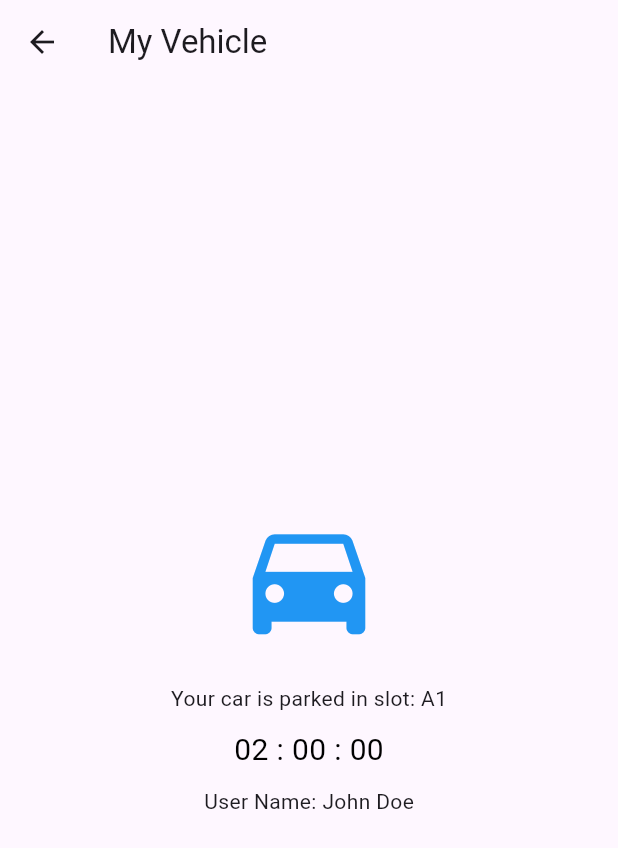
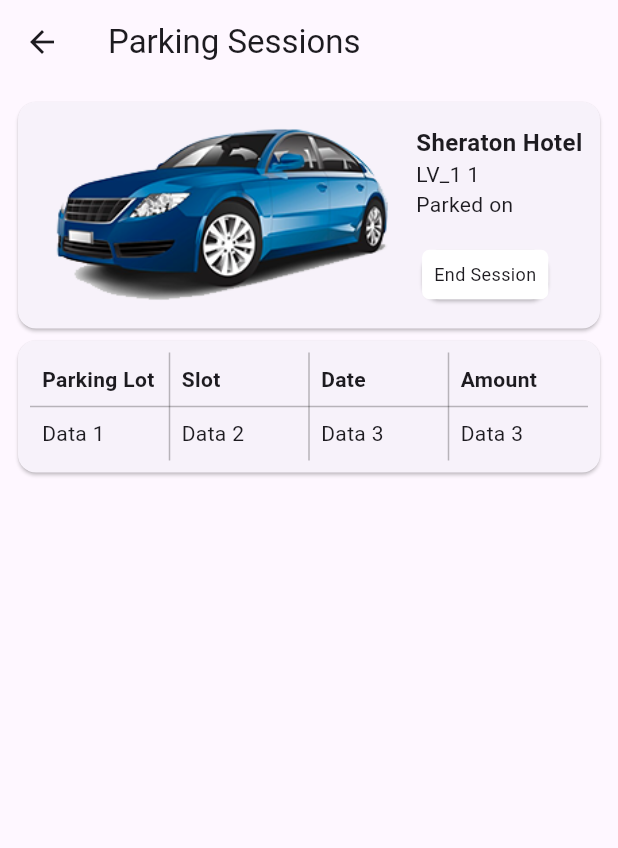
Before and after one commit to edgarmuyomba/parkingsystem, a Flutter app: the AuthenticationWrapper screen opened directly, after a tap on "View my Vehicle", on a phone screen of 412 x 824 dp. Shown: the top 848 px of the screen. Run offline on Flutter 3.47's test engine with Material 3 defaults, Android fonts, the phone set to English and light mode, and no system bars; drawn by our look-alikes of flutter_countdown_timer; our stand-ins replace firebase_auth, firebase_core; accounts and stored records are empty; network calls fail.

Commit message:
parking sessions

```diff
--- a/lib/main.dart
+++ b/lib/main.dart
@@ -1,12 +1,10 @@
 import 'package:flutter/material.dart';
 import 'package:firebase_core/firebase_core.dart';
-import 'package:flutter_application_1/presentation/authWrapper.dart';
 import 'package:flutter_application_1/presentation/login_page.dart';
 import 'firebase_options.dart';
-import 'presentation/my_vehicle_page.dart';
+import 'presentation/user_sessions.dart';
 import 'presentation/HomePage.dart';
 import 'presentation/signup_page.dart';
-
 
 void main() async {
   WidgetsFlutterBinding.ensureInitialized();
@@ -23,12 +21,12 @@ class MyApp extends StatelessWidget {
   Widget build(BuildContext context) {
     return MaterialApp(
       debugShowCheckedModeBanner: false,  // Set this to false to hide the debug banner
-       initialRoute: '/',
+       initialRoute: '/user_sessions',
       routes: {
          '/':(context) => LoginPage(),
         '/home': (context) => const home(),
         '/signup':(context) => SignUpPage(),
-        '/myvehicle': (context) => const MyVehiclePage(parkingSlot: "A1"), // Dummy parking slot for illustration
+        '/user_sessions': (context) => UserSessions(), // Dummy parking slot for illustration
         // Add more routes as needed
       },
     );
--- /dev/null
+++ b/lib/models/ParkingSession.dart
@@ -0,0 +1,29 @@
+class ParkingSession {
+  String uuid;
+  String lot;
+  String slot_number;
+  int timestamp_start;
+  int? timestamp_end;
+  String parked_on;
+  int? amount_accumulated;
+
+  ParkingSession(
+      {required this.uuid,
+      required this.lot,
+      required this.slot_number,
+      required this.timestamp_start,
+      this.timestamp_end,
+      required this.parked_on,
+      required this.amount_accumulated});
+
+  factory ParkingSession.fromJson(Map<String, dynamic> json) {
+    return ParkingSession(
+        uuid: json['uuid'],
+        lot: json['lot'],
+        slot_number: json['slot_number'],
+        timestamp_start: json['timestamp_start'],
+        timestamp_end: json['timestamp_end'],
+        parked_on: json['parked_on'],
+        amount_accumulated: json['amount_accumulated']);
+  }
+}
--- a/lib/presentation/HomePage.dart
+++ b/lib/presentation/HomePage.dart
@@ -213,7 +213,7 @@ class homeState extends State<home> {
           ),
           const SizedBox(height: 20),
           ElevatedButton(
-            onPressed: () => Navigator.pushNamed(context, '/myvehicle'),
+            onPressed: () => Navigator.pushNamed(context, '/user_sessions'),
             child: const Text('View my Vehicle'),
           ),
         ],
--- a/lib/presentation/my_vehicle_page.dart
+++ /dev/null
@@ -1,44 +0,0 @@
-import 'package:flutter/material.dart';
-import 'package:flutter_countdown_timer/flutter_countdown_timer.dart';
-
-class MyVehiclePage extends StatelessWidget {
-  final String parkingSlot;
-
-  const MyVehiclePage({super.key, required this.parkingSlot});
-
-  @override
-  Widget build(BuildContext context) {
-     String userName = "John Doe";
-    int remainingTime = 120 * 60; // in seconds
-    return Scaffold(
-      appBar: AppBar(
-        title: const Text('My Vehicle'),
-      ),
-      body: Center(
-        child: Column(
-          mainAxisAlignment: MainAxisAlignment.center,
-          children: [
-            Icon(
-              Icons.directions_car,
-              size: 100.0,
-              color: Colors.blue,
-            ),
-            SizedBox(height: 20),
-             Text('Your car is parked in slot: $parkingSlot'),
-            SizedBox(height: 10),
-            CountdownTimer(
-              endTime: DateTime.now().millisecondsSinceEpoch + remainingTime * 1000,
-              textStyle: TextStyle(fontSize: 20, color: Colors.black),
-              onEnd: () {
-                // Handle when the countdown ends
-                print('Countdown ended');
-              },
-            ),
-            SizedBox(height: 10),
-            Text('User Name: $userName'),
-          ],
-        ),
-      ),
-    );
-  }
-}
--- /dev/null
+++ b/lib/presentation/user_sessions.dart
@@ -0,0 +1,207 @@
+import 'dart:convert';
+import 'package:flutter/cupertino.dart';
+import 'package:flutter/material.dart';
+import 'package:flutter/widgets.dart';
+import 'package:flutter_application_1/models/ParkingSession.dart';
+import '../server.dart';
+import 'package:http/http.dart' as http;
+
+class UserSessions extends StatefulWidget {
+  const UserSessions({super.key});
+
+  @override
+  State<UserSessions> createState() => _UserSessionsState();
+}
+
+class _UserSessionsState extends State<UserSessions> {
+  // dummy details
+  String firebase_id = "17UYlu8zmwxSSzBLqx5d8QQfnvx4";
+  String user_name = "John";
+
+  bool is_active = false;
+  List<ParkingSession> parking_sessions = [];
+  ParkingSession? active_session;
+
+  Future<List<ParkingSession>> fetchUserSessions() async {
+    var tmp = await http
+        .get(Uri.parse("http://$server:8000/user_sessions/$firebase_id/"));
+    List response = jsonDecode(tmp.body) as List;
+    return response
+        .map((session) =>
+            ParkingSession.fromJson(session as Map<String, dynamic>))
+        .toList();
+  }
+
+  @override
+  void initState() {
+    // TODO: implement initState
+    super.initState();
+    fetchUserSessions().then((value) {
+      parking_sessions = value;
+      if (parking_sessions[0].timestamp_end != null) {
+        setState(() {
+          is_active = true;
+          active_session = parking_sessions[0];
+        });
+      }
+    });
+  }
+
+  @override
+  Widget build(BuildContext context) {
+    return Scaffold(
+      appBar: AppBar(
+        title: Text("Parking Sessions"),
+      ),
+      body: Padding(
+        padding: EdgeInsets.all(8.0),
+        child: Column(
+          children: [
+            Container(
+              width: double.infinity,
+              child: Card(
+                child: Padding(
+                  padding: const EdgeInsets.all(8.0),
+                  child: Row(
+                    mainAxisAlignment: MainAxisAlignment.spaceEvenly,
+                    children: [
+                      Transform.scale(
+                          scale: 0.9,
+                          child: Image.asset("assets/active_car.png")),
+                      Column(
+                        mainAxisAlignment: MainAxisAlignment.start,
+                        crossAxisAlignment: CrossAxisAlignment.start,
+                        children: [
+                          Text(
+                            "Sheraton Hotel",
+                            style: TextStyle(
+                                fontWeight: FontWeight.bold, fontSize: 16),
+                          ),
+                          Text("LV_1 1"),
+                          Text("Parked on"),
+                          SizedBox(
+                            height: 16,
+                          ),
+                          InkWell(
+                            onTap: null,
+                            child: Card(
+                              child: Container(
+                                decoration: BoxDecoration(
+                                    color: Colors.white,
+                                    borderRadius: BorderRadius.circular(5)),
+                                child: Padding(
+                                  padding: const EdgeInsets.all(8.0),
+                                  child: Text(
+                                    "End Session",
+                                    style: TextStyle(fontSize: 12),
+                                  ),
+                                ),
+                              ),
+                            ),
+                          )
+                        ],
+                      ),
+                    ],
+                  ),
+                ),
+              ),
+            ),
+            Container(
+              width: double.infinity,
+              child: Card(
+                child: Padding(
+                    padding: EdgeInsets.all(8.0),
+                    child: Table(
+                      border: TableBorder.symmetric(
+                        inside: BorderSide(width: 1.0, color: Colors.black26),
+                      ),
+                      defaultVerticalAlignment:
+                          TableCellVerticalAlignment.middle,
+                      children: [
+                        TableRow(
+                          children: [
+                            TableCell(
+                              child: Container(
+                                padding: EdgeInsets.all(8.0),
+                                child: Text(
+                                  'Parking Lot',
+                                  style: TextStyle(
+                                    fontWeight: FontWeight.bold
+                                  ),
+                                  ),
+                              ),
+                            ),
+                            TableCell(
+                              child: Container(
+                                padding: EdgeInsets.all(8.0),
+                                child: Text(
+                                  'Slot',
+                                  style: TextStyle(
+                                    fontWeight: FontWeight.bold
+                                  ),
+                                  ),
+                              ),
+                            ),
+                            TableCell(
+                              child: Container(
+                                padding: EdgeInsets.all(8.0),
+                                child: Text(
+                                  'Date',
+                                  style: TextStyle(
+                                    fontWeight: FontWeight.bold
+                                  ),
+                                  ),
+                              ),
+                            ),
+                            TableCell(
+                              child: Container(
+                                padding: EdgeInsets.all(8.0),
+                                child: Text(
+                                  'Amount',
+                                  style: TextStyle(
+                                    fontWeight: FontWeight.bold
+                                  ),
+                                  ),
+                              ),
+                            ),
+                          ],
+                        ),
+                        TableRow(
+                          children: [
+                            TableCell(
+                              child: Container(
+                                padding: EdgeInsets.all(8.0),
+                                child: Text('Data 1'),
+                              ),
+                            ),
+                            TableCell(
+                              child: Container(
+                                padding: EdgeInsets.all(8.0),
+                                child: Text('Data 2'),
+                              ),
+                            ),
+                            TableCell(
+                              child: Container(
+                                padding: EdgeInsets.all(8.0),
+                                child: Text('Data 3'),
+                              ),
+                            ),
+                            TableCell(
+                              child: Container(
+                                padding: EdgeInsets.all(8.0),
+                                child: Text('Data 3'),
+                              ),
+                            ),
+                          ],
+                        ),
+                        // Add more rows as needed
+                      ],
+                    )),
+              ),
+            )
+          ],
+        ),
+      ),
+    );
+  }
+}
--- /dev/null
+++ b/lib/server.dart
@@ -0,0 +1 @@
+const String server = "10.0.2.2";
--- a/pubspec.yaml
+++ b/pubspec.yaml
@@ -39,6 +39,7 @@ dependencies:
   cupertino_icons: ^1.0.2
   firebase_core: ^2.24.2
   firebase_auth: ^4.16.0
+  http: ^1.2.0
 
 dev_dependencies:
   flutter_test:
@@ -64,6 +65,7 @@ flutter:
 
   # To add assets to your application, add an assets section, like this:
   assets:
+    - assets/
     - assets/background_image.jpeg
     - assets/barcode.png
     - assets/logo.png
```
Also changed, not shown: assets/active_car.png (added), pubspec.lock, 1 other file.
